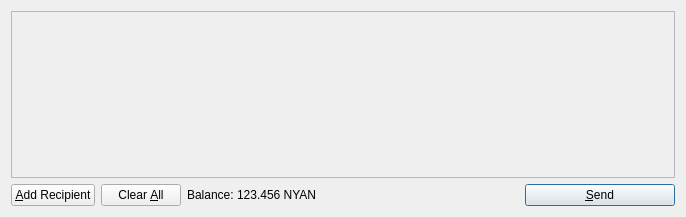
Old version of the form src/qt/forms/sendcoinsdialog.ui in the repository MOOtaku/vocains.
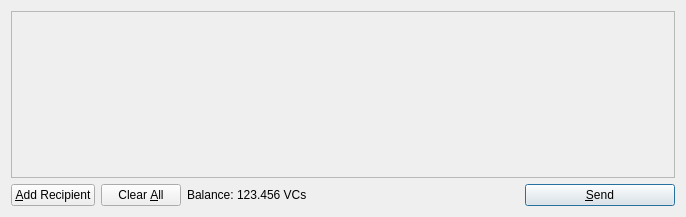
New version of the form. Icons and pictures are not drawn.

The edit to the form file:
```diff
--- a/src/qt/forms/sendcoinsdialog.ui
+++ b/src/qt/forms/sendcoinsdialog.ui
@@ -119,7 +119,7 @@
           <cursorShape>IBeamCursor</cursorShape>
          </property>
          <property name="text">
-          <string>123.456 NYAN</string>
+          <string>123.456 VCs</string>
          </property>
          <property name="textInteractionFlags">
           <set>Qt::LinksAccessibleByMouse|Qt::TextSelectableByKeyboard|Qt::TextSelectableByMouse</set>
```
